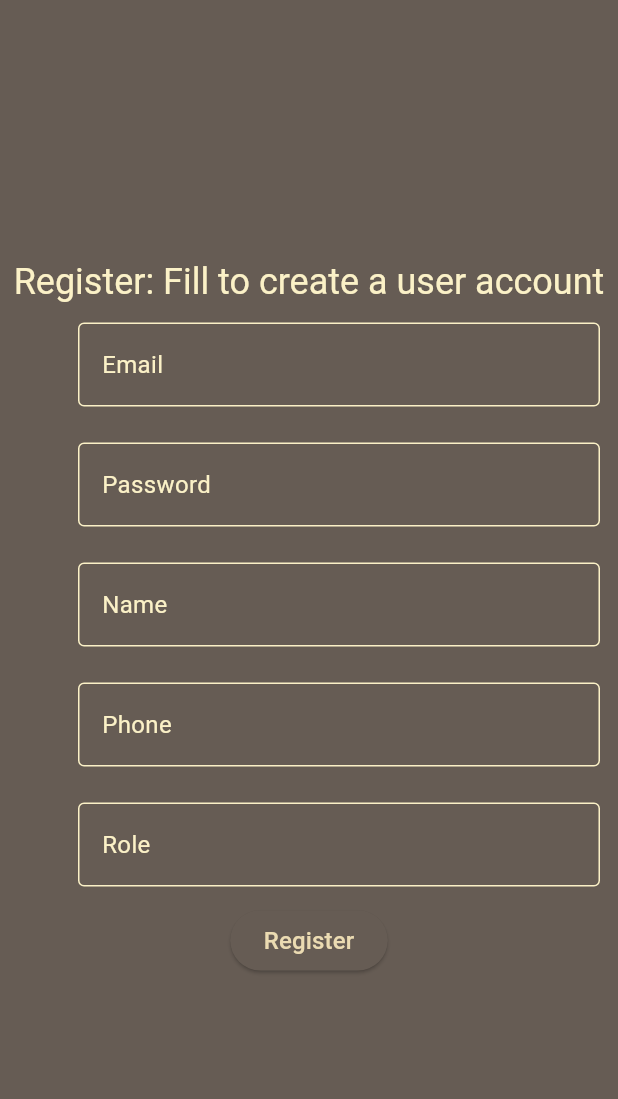
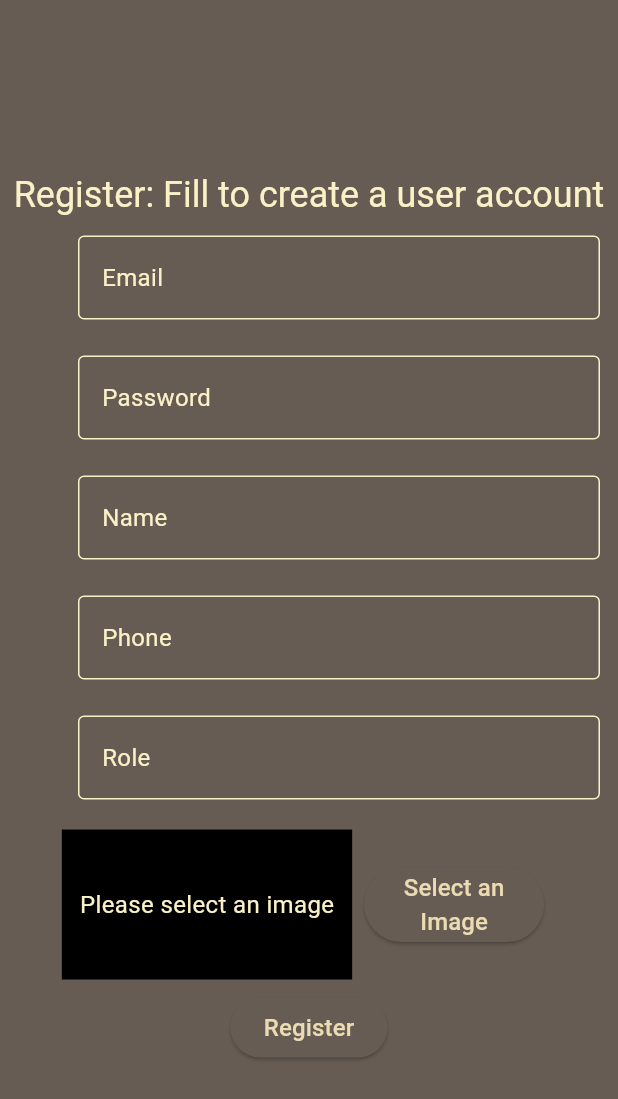
Before and after one commit to redclazz2/DM-P2-APP-2024, a Flutter app: the ViewRegister screen opened directly with empty values, on a phone screen of 412 x 824 dp. Shown: the top 1099 px of the screen. Run offline on Flutter 3.47's test engine with Material 3 defaults, Android fonts, the light colour scheme and no system bars; our stand-ins replace awesome_notifications, firebase_core, firebase_messaging, image_picker, shared_preferences; accounts and stored records are empty.

Commit message:
Image Registration

```diff
--- a/parcial_final/lib/views/view_login.dart
+++ b/parcial_final/lib/views/view_login.dart
@@ -21,7 +21,6 @@ class ViewLogin extends StatelessWidget {
         AuthorizationStatus.authorized) {
       final token = await FirebaseMessaging.instance.getToken();
 
-      print("Device Token: $token");
       if (token != null) {
         return token;
       }
@@ -121,6 +120,7 @@ class ViewLogin extends StatelessWidget {
                           MaterialPageRoute(
                               builder: (context) => ViewPersonList()));
                     }else{
+                      // ignore: use_build_context_synchronously
                       showCredentialError(context);
                     }
                   }
--- a/parcial_final/lib/views/view_register.dart
+++ b/parcial_final/lib/views/view_register.dart
@@ -3,6 +3,7 @@ import 'package:image_picker/image_picker.dart';
 import 'package:parcial_final/data/data_context.dart';
 import 'package:parcial_final/data/shared_context.dart';
 import 'package:parcial_final/views/view_person_list.dart';
+import 'package:parcial_final/widgets/widget_image_picker.dart';
 import 'package:shared_preferences/shared_preferences.dart';
 
 class ViewRegister extends StatelessWidget {
@@ -17,6 +18,8 @@ class ViewRegister extends StatelessWidget {
 
   final DataContext dataContext = DataContext();
   final SharedDataContext sharedContext = SharedDataContext();
+
+  final WidgetImagePicker imagePicker = const WidgetImagePicker();
 
   ViewRegister(this.deviceToken, {super.key});
 
@@ -104,6 +107,7 @@ class ViewRegister extends StatelessWidget {
                       border: const OutlineInputBorder()),
                 ),
               ),
+              imagePicker,
               ElevatedButton(
                   onPressed: () async {
                     var response = await dataContext.registerPerson(
@@ -118,6 +122,8 @@ class ViewRegister extends StatelessWidget {
                       SharedPreferences shared = await sharedContext.prefs;
                       shared.setString("AuthToken", response.body);
                       shared.setString("AuthEmail", email.text);
+
+                      if(shared.getString("selectedImage") != null) await dataContext.uploadImage();
                       // ignore: use_build_context_synchronously
                       Navigator.pushReplacement(
                           context,
--- /dev/null
+++ b/parcial_final/lib/widgets/widget_image_picker.dart
@@ -0,0 +1,74 @@
+import 'package:flutter/material.dart';
+import 'dart:io';
+import 'package:image_picker/image_picker.dart';
+import 'package:parcial_final/data/data_context.dart';
+import 'package:parcial_final/data/shared_context.dart';
+import 'package:shared_preferences/shared_preferences.dart';
+
+class WidgetImagePicker extends StatefulWidget {
+  const WidgetImagePicker({super.key});
+
+  @override
+  State<WidgetImagePicker> createState() => _WidgetImagePickerState();
+}
+
+class _WidgetImagePickerState extends State<WidgetImagePicker> {
+  File? _image;
+  final _picker = ImagePicker();
+  SharedDataContext sharedContext = SharedDataContext();
+  DataContext dataContext = DataContext();
+
+  Future<void> openImagePicker() async {
+    SharedPreferences shared = await sharedContext.prefs;
+
+    final XFile? pickedImage =
+        await _picker.pickImage(source: ImageSource.gallery);
+
+    if (pickedImage != null) {
+      setState(() {
+        _image = File(pickedImage.path);
+        //shared.setString("AuthEmail", "zarate@icloud.com");
+        //shared.setString("AuthToken", "eyJhbGciOiJodHRwOi8vd3d3LnczLm9yZy8yMDAxLzA0L3htbGRzaWctbW9yZSNobWFjLXNoYTUxMiIsInR5cCI6IkpXVCJ9.eyJleHAiOjE3MTcwMDcxMTZ9.5wRn5SD0DrjEDmnBisToahKR7ji8xonWxvHJ_7z85ujtydHSHF9lnw3T_3tNs5QXZBM88fgm1nyZh6FYPa_8xg");
+        shared.setString("selectedImage", _image!.path);
+        //dataContext.uploadImage();
+      });
+    }
+  }
+
+  @override
+  Widget build(BuildContext context) {
+    return Padding(
+      padding: const EdgeInsets.all(8.0),
+      child: Row(
+        crossAxisAlignment: CrossAxisAlignment.center,
+        mainAxisAlignment: MainAxisAlignment.center,
+        children: [
+          Container(
+            alignment: Alignment.center,
+            height: 100,
+            color: Colors.black,
+            child: _image != null
+                ? Image.file(_image!, fit: BoxFit.cover)
+                : const Padding(
+                  padding: EdgeInsets.all(12.0),
+                  child: Text('Please select an image'),
+                ),
+          ),
+          Padding(
+            padding: const EdgeInsets.all(8.0),
+            child: SizedBox(
+              height: 50,
+              width: 120,
+              child: ElevatedButton(
+                onPressed: openImagePicker,
+                child: const Text(
+                  'Select an Image',
+                  textAlign: TextAlign.center,),
+              ),
+            ),
+          ),
+        ],
+      ),
+    );
+  }
+}
```
Also changed, not shown: parcial_final/lib/data/data_context.dart (+26 -4 lines).
